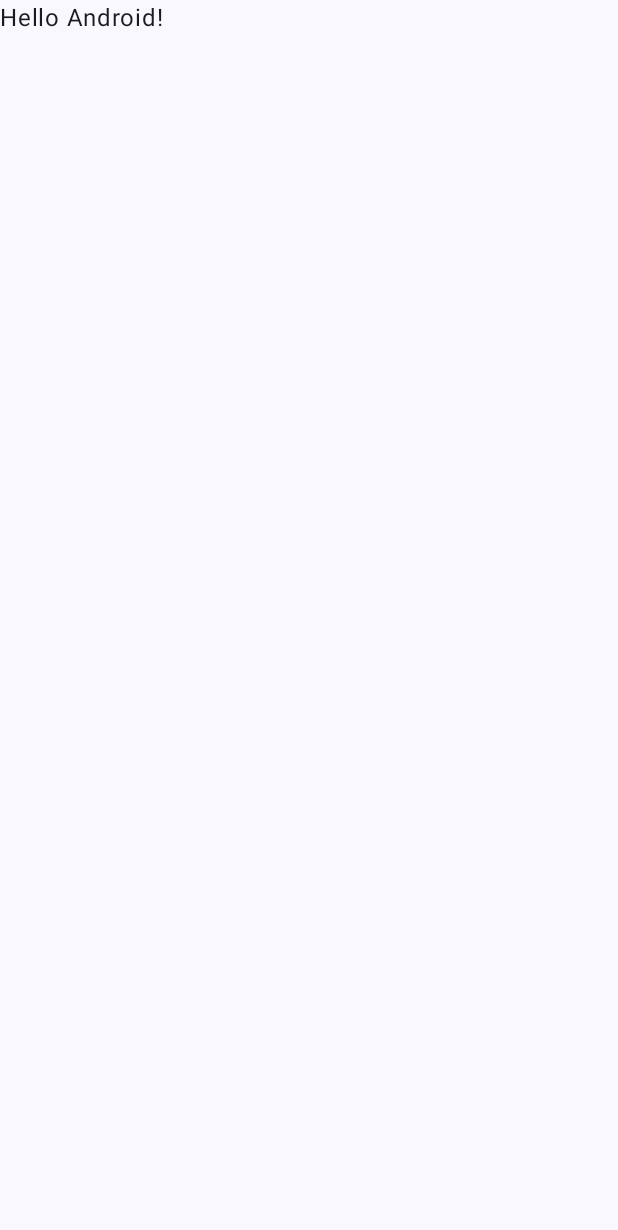
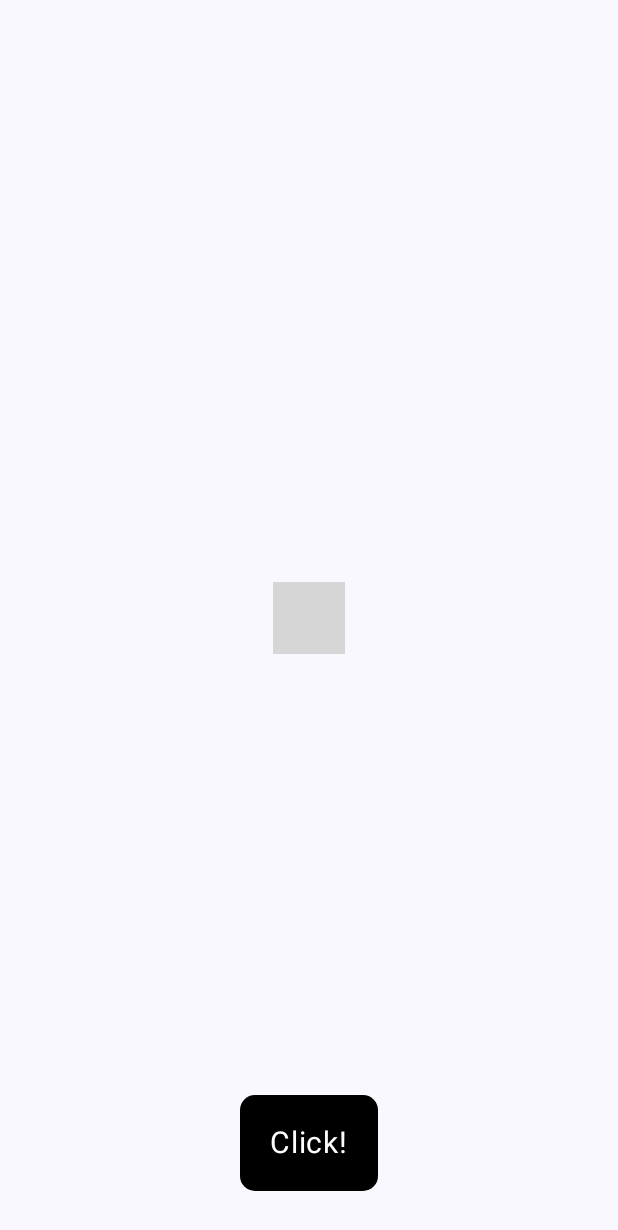
Before and after one commit to BEEEAM-J/MVI_Practice, an Android app built with Jetpack Compose: the screen it shows after launch (MainActivity), on a phone screen of 412 x 824 dp. Before the commit the part shown is almost empty. Shown: the top 1230 px of the screen. Run offline under Robolectric (Android 15) with nearby library versions, the phone set to English and light mode, and no system bars; our stand-ins replace Dagger/Hilt's generated code; libraries missing offline, so code that uses them is left out: org.orbitmvi.orbit; 2 statements that could not run were skipped; grey boxes are pictures that could not be loaded.

Commit message:
feat: sample function

```diff
--- a/app/src/main/AndroidManifest.xml
+++ b/app/src/main/AndroidManifest.xml
@@ -3,6 +3,7 @@
     xmlns:tools="http://schemas.android.com/tools">
 
     <application
+        android:name=".MVIApplication"
         android:allowBackup="true"
         android:dataExtractionRules="@xml/data_extraction_rules"
         android:fullBackupContent="@xml/backup_rules"
@@ -15,7 +16,6 @@
         <activity
             android:name=".MainActivity"
             android:exported="true"
-            android:label="@string/app_name"
             android:theme="@style/Theme.MVIPractice">
             <intent-filter>
                 <action android:name="android.intent.action.MAIN" />
--- /dev/null
+++ b/app/src/main/java/com/beeeam/mvipractice/MVIApplication.kt
@@ -0,0 +1,7 @@
+package com.beeeam.mvipractice
+
+import android.app.Application
+import dagger.hilt.android.HiltAndroidApp
+
+@HiltAndroidApp
+class MVIApplication : Application()
--- a/app/src/main/java/com/beeeam/mvipractice/MainActivity.kt
+++ b/app/src/main/java/com/beeeam/mvipractice/MainActivity.kt
@@ -3,15 +3,29 @@ package com.beeeam.mvipractice
 import android.os.Bundle
 import androidx.activity.ComponentActivity
 import androidx.activity.compose.setContent
+import androidx.compose.foundation.background
+import androidx.compose.foundation.clickable
+import androidx.compose.foundation.layout.Box
 import androidx.compose.foundation.layout.fillMaxSize
+import androidx.compose.foundation.layout.padding
+import androidx.compose.foundation.shape.RoundedCornerShape
 import androidx.compose.material3.MaterialTheme
 import androidx.compose.material3.Surface
 import androidx.compose.material3.Text
 import androidx.compose.runtime.Composable
+import androidx.compose.ui.Alignment
 import androidx.compose.ui.Modifier
+import androidx.compose.ui.draw.clip
+import androidx.compose.ui.graphics.Color
 import androidx.compose.ui.tooling.preview.Preview
+import androidx.compose.ui.unit.dp
+import androidx.compose.ui.unit.sp
+import androidx.hilt.navigation.compose.hiltViewModel
 import com.beeeam.mvipractice.ui.theme.MVIPracticeTheme
+import dagger.hilt.android.AndroidEntryPoint
+import org.orbitmvi.orbit.compose.collectAsState
 
+@AndroidEntryPoint
 class MainActivity : ComponentActivity() {
     override fun onCreate(savedInstanceState: Bundle?) {
         super.onCreate(savedInstanceState)
@@ -20,9 +34,9 @@ class MainActivity : ComponentActivity() {
                 // A surface container using the 'background' color from the theme
                 Surface(
                     modifier = Modifier.fillMaxSize(),
-                    color = MaterialTheme.colorScheme.background
+                    color = MaterialTheme.colorScheme.background,
                 ) {
-                    Greeting("Android")
+                    MainScreen()
                 }
             }
         }
@@ -30,17 +44,48 @@ class MainActivity : ComponentActivity() {
 }
 
 @Composable
-fun Greeting(name: String, modifier: Modifier = Modifier) {
-    Text(
-        text = "Hello $name!",
-        modifier = modifier
-    )
+fun MainScreen(
+    viewModel: MainViewModel = hiltViewModel(),
+) {
+    val uiState = viewModel.collectAsState().value
+//    viewModel.collectSideEffect { sideEffect ->
+//        when(sideEffect) {
+//            is MainSideEffect.ToastMsg ->
+//        }
+//    }
+
+    Box(
+        modifier = Modifier.fillMaxSize(),
+    ) {
+        Text(
+            modifier = Modifier.align(Alignment.Center),
+            text = uiState.count.toString(),
+            fontSize = 30.sp,
+        )
+        Box(
+            modifier = Modifier
+                .align(Alignment.BottomCenter)
+                .padding(bottom = 30.dp)
+                .clip(RoundedCornerShape(10.dp))
+                .background(Color.Black)
+                .clickable(onClick = { viewModel.addCount(uiState.count + 1) }),
+        ) {
+            Text(
+                modifier = Modifier
+                    .align(Alignment.Center)
+                    .padding(20.dp),
+                text = "Click!",
+                fontSize = 20.sp,
+                color = Color.White,
+            )
+        }
+    }
 }
 
 @Preview(showBackground = true)
 @Composable
-fun GreetingPreview() {
+fun MainScreenPreview() {
     MVIPracticeTheme {
-        Greeting("Android")
+        MainScreen()
     }
 }
--- /dev/null
+++ b/app/src/main/java/com/beeeam/mvipractice/MainViewModel.kt
@@ -0,0 +1,17 @@
+package com.beeeam.mvipractice
+
+import androidx.lifecycle.ViewModel
+import org.orbitmvi.orbit.Container
+import org.orbitmvi.orbit.ContainerHost
+import org.orbitmvi.orbit.syntax.simple.intent
+import org.orbitmvi.orbit.syntax.simple.reduce
+import org.orbitmvi.orbit.viewmodel.container
+import javax.inject.Inject
+
+class MainViewModel @Inject constructor() : ContainerHost<MainState, MainSideEffect>, ViewModel() {
+    override val container: Container<MainState, MainSideEffect> = container(MainState())
+
+    fun addCount(count: Int) = intent {
+        reduce { state.copy(count = count) }
+    }
+}
```
Also changed, not shown: app/build.gradle.kts (+12 -5 lines), app/src/main/java/com/beeeam/mvipractice/MainContract.kt (added, +7 -0 lines), build.gradle.kts (+11 -0 lines).
